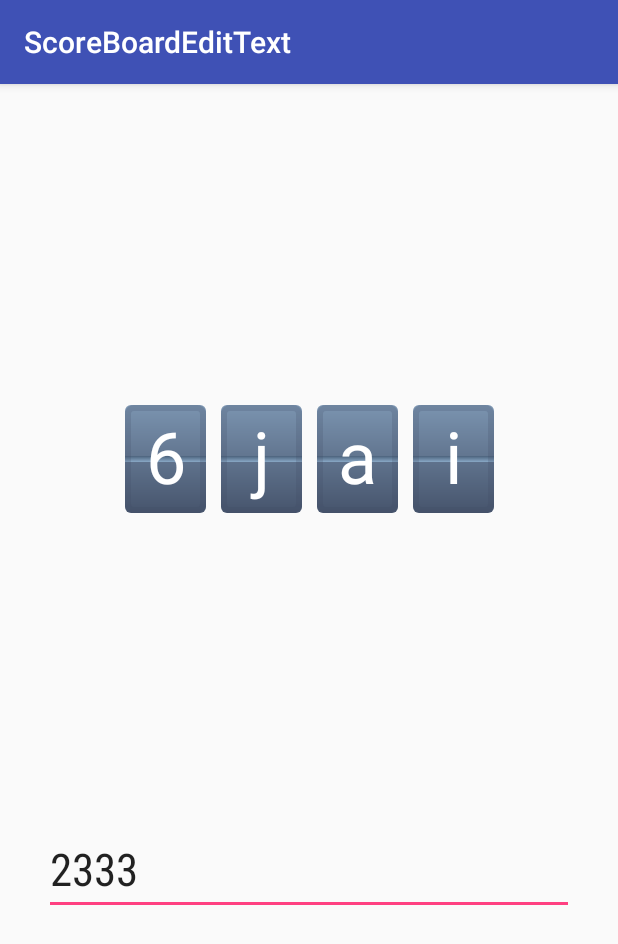
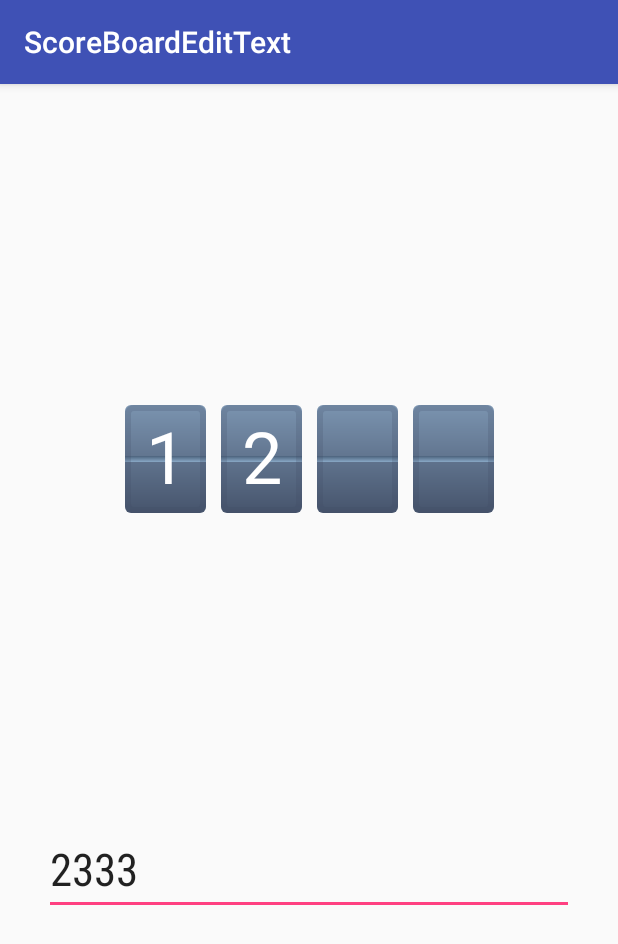
Before and after one commit to dyguests/ScoreBoardEditText, an Android app: the screen it shows after launch (MainActivity), on a phone screen of 412 x 824 dp. Shown: the top 944 px of the screen. Run offline under Robolectric (Android 15) with nearby library versions, the phone set to English and light mode, and no system bars.

```diff
--- a/app/src/main/res/layout/activity_main.xml
+++ b/app/src/main/res/layout/activity_main.xml
@@ -15,7 +15,7 @@
         android:layout_marginStart="8dp"
         android:layout_marginTop="8dp"
         android:maxLength="4"
-        android:text="6jai"
+        android:text="12"
         android:textColor="@android:color/white"
         android:textSize="48sp"
         app:charBackground="@drawable/sbet_char_background"
@@ -32,7 +32,8 @@
         android:layout_marginBottom="8dp"
         android:layout_marginEnd="8dp"
         android:layout_marginStart="8dp"
-        android:fontFamily="sans-serif-condensed"     android:ems="10"
+        android:ems="10"
+        android:fontFamily="sans-serif-condensed"
         android:inputType="textPersonName"
         android:text="2333"
         android:textSize="30sp"
```
